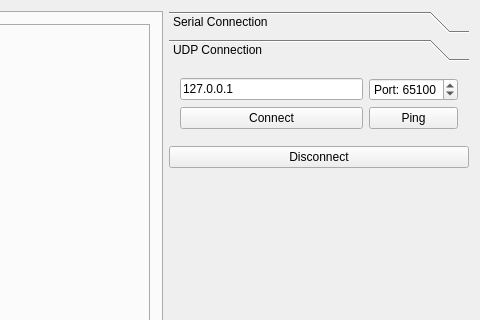
Old version of the form Linux/RC_Car_Tool/mainwindow.ui in the repository vedderb/rise_sdvp; both pictures show x 568 to 1048 and y 0 to 320 of the 1048 by 733 pixel window.
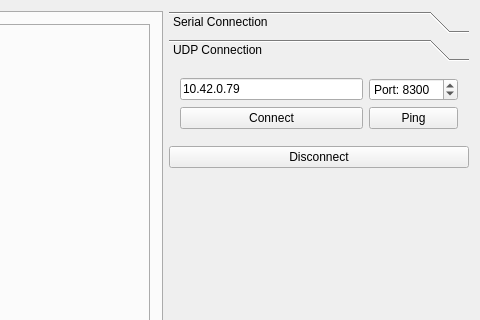
New version of the form. The open tabs and pages were chosen to show the change. Custom widgets are drawn as their Qt base class.

Patch:
```diff
--- a/Linux/RC_Car_Tool/mainwindow.ui
+++ b/Linux/RC_Car_Tool/mainwindow.ui
@@ -707,7 +707,7 @@
            <x>0</x>
            <y>0</y>
            <width>300</width>
-           <height>78</height>
+           <height>71</height>
           </rect>
          </property>
          <attribute name="label">
@@ -717,7 +717,7 @@
           <item row="0" column="0">
            <widget class="QLineEdit" name="udpIpEdit">
             <property name="text">
-             <string>127.0.0.1</string>
+             <string>10.42.0.79</string>
             </property>
            </widget>
           </item>
@@ -730,7 +730,7 @@
              <number>65535</number>
             </property>
             <property name="value">
-             <number>65100</number>
+             <number>8300</number>
             </property>
            </widget>
           </item>
```
Left out of the diff: 4 changed lines with no effect on the pictures.
